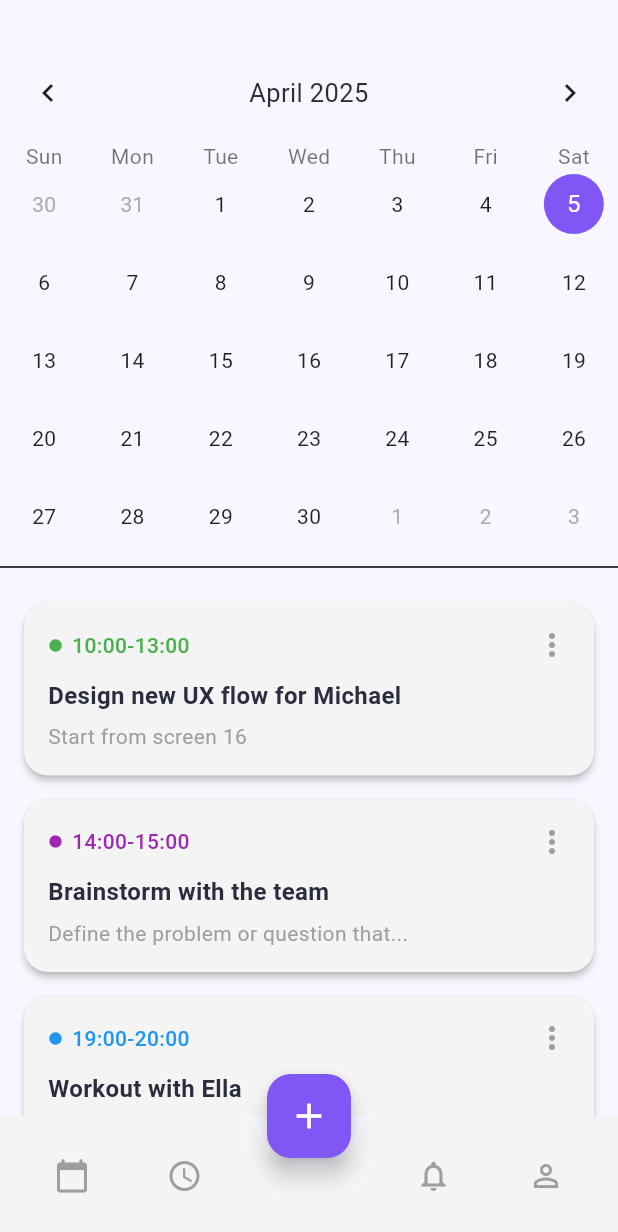
After one commit to AhmadSerhall/Calendo, a Flutter app: the HomeScreen screen opened directly, on a phone screen of 412 x 824 dp. The commit adds this screen. Shown: the top 1232 px of the screen. Run offline on Flutter 3.47's test engine with Material 3 defaults, Android fonts, the light colour scheme and no system bars; drawn by our look-alikes of table_calendar; our stand-ins replace flutter_riverpod, flutter_svg, sizer, sqflite_common_ffi, toastification; missing offline and left inert: flexify; accounts and stored records are empty.

Commit message:
created the home_screen page

```diff
--- a/lib/features/auth/presentation/pages/login_screen.dart
+++ b/lib/features/auth/presentation/pages/login_screen.dart
@@ -2,6 +2,7 @@ import 'package:flutter/material.dart';
 import 'package:flutter_svg/flutter_svg.dart';
 import 'signup_screen.dart';
 import '../components/TextField/custom_text_field.dart';
+import '../../../home/presentation/pages/home_screen.dart';
 
 class LoginScreen extends StatefulWidget {
   const LoginScreen({super.key});
@@ -110,9 +111,10 @@ class _LoginScreenState extends State<LoginScreen>
                             ),
                             onPressed: () {
                               if (_formKey.currentState!.validate()) {
-                                ScaffoldMessenger.of(context).showSnackBar(
-                                  const SnackBar(
-                                    content: Text("Logging in..."),
+                                Navigator.push(
+                                  context,
+                                  MaterialPageRoute(
+                                    builder: (_) => const HomeScreen(),
                                   ),
                                 );
                               }
--- /dev/null
+++ b/lib/features/home/presentation/pages/home_screen.dart
@@ -0,0 +1,150 @@
+import 'package:flutter/material.dart';
+import 'package:table_calendar/table_calendar.dart';
+
+class HomeScreen extends StatelessWidget {
+  const HomeScreen({super.key});
+
+  @override
+  Widget build(BuildContext context) {
+    return Scaffold(
+      backgroundColor: const Color(0xFFF7F7FF),
+      body: Column(
+        children: [
+          const SizedBox(height: 30),
+          _buildCalendarSection(),
+          const Divider(thickness: 1),
+          Expanded(child: _buildTaskList()),
+        ],
+      ),
+      floatingActionButton: FloatingActionButton(
+        backgroundColor: const Color(0xFF8057F4),
+        onPressed: () {},
+        child: const Icon(Icons.add, size: 28),
+      ),
+      floatingActionButtonLocation: FloatingActionButtonLocation.centerDocked,
+      bottomNavigationBar: BottomAppBar(
+        shape: const CircularNotchedRectangle(),
+        notchMargin: 8.0,
+        child: Padding(
+          padding: const EdgeInsets.symmetric(horizontal: 20.0),
+          child: Row(
+            mainAxisAlignment: MainAxisAlignment.spaceBetween,
+            children: const [
+              Icon(Icons.calendar_today, color: Colors.grey),
+              Icon(Icons.access_time, color: Colors.grey),
+              SizedBox(width: 40), // for notch
+              Icon(Icons.notifications_none, color: Colors.grey),
+              Icon(Icons.person_outline, color: Colors.grey),
+            ],
+          ),
+        ),
+      ),
+    );
+  }
+
+  Widget _buildCalendarSection() {
+    return TableCalendar(
+      focusedDay: DateTime.now(),
+      firstDay: DateTime.utc(2020, 1, 1),
+      lastDay: DateTime.utc(2030, 12, 31),
+      headerStyle: const HeaderStyle(
+        formatButtonVisible: false,
+        titleCentered: true,
+      ),
+      calendarStyle: CalendarStyle(
+        todayDecoration: BoxDecoration(
+          color: const Color(0xFF8057F4),
+          shape: BoxShape.circle,
+        ),
+        selectedDecoration: BoxDecoration(
+          color: const Color(0xFF8057F4),
+          shape: BoxShape.circle,
+        ),
+        defaultTextStyle: const TextStyle(color: Colors.black87),
+        weekendTextStyle: const TextStyle(color: Colors.black87),
+      ),
+      daysOfWeekStyle: const DaysOfWeekStyle(
+        weekdayStyle: TextStyle(color: Colors.black54),
+        weekendStyle: TextStyle(color: Colors.black54),
+      ),
+      selectedDayPredicate: (day) => isSameDay(day, DateTime.now()),
+    );
+  }
+
+  Widget _buildTaskList() {
+    return ListView(
+      padding: const EdgeInsets.all(16),
+      children: const [
+        TaskCard(
+          color: Colors.green,
+          time: "10:00-13:00",
+          title: "Design new UX flow for Michael",
+          description: "Start from screen 16",
+        ),
+        TaskCard(
+          color: Colors.purple,
+          time: "14:00-15:00",
+          title: "Brainstorm with the team",
+          description: "Define the problem or question that...",
+        ),
+        TaskCard(
+          color: Colors.blue,
+          time: "19:00-20:00",
+          title: "Workout with Ella",
+          description: "We will do the legs and back workout",
+        ),
+      ],
+    );
+  }
+}
+
+class TaskCard extends StatelessWidget {
+  final Color color;
+  final String time;
+  final String title;
+  final String description;
+
+  const TaskCard({
+    super.key,
+    required this.color,
+    required this.time,
+    required this.title,
+    required this.description,
+  });
+
+  @override
+  Widget build(BuildContext context) {
+    return Card(
+      margin: const EdgeInsets.only(bottom: 16),
+      shape: RoundedRectangleBorder(borderRadius: BorderRadius.circular(16)),
+      elevation: 2,
+      child: Padding(
+        padding: const EdgeInsets.all(16),
+        child: Column(
+          crossAxisAlignment: CrossAxisAlignment.start,
+          children: [
+            Row(
+              children: [
+                Icon(Icons.circle, size: 10, color: color),
+                const SizedBox(width: 6),
+                Text(
+                  time,
+                  style: TextStyle(color: color, fontWeight: FontWeight.w500),
+                ),
+                const Spacer(),
+                const Icon(Icons.more_vert, color: Colors.grey),
+              ],
+            ),
+            const SizedBox(height: 10),
+            Text(
+              title,
+              style: const TextStyle(fontWeight: FontWeight.bold, fontSize: 16),
+            ),
+            const SizedBox(height: 6),
+            Text(description, style: const TextStyle(color: Colors.grey)),
+          ],
+        ),
+      ),
+    );
+  }
+}
--- a/pubspec.yaml
+++ b/pubspec.yaml
@@ -10,7 +10,7 @@ dependencies:
   flutter:
     sdk: flutter
   intl: ^0.20.1
-
+  table_calendar: ^3.0.9
 
   # ✅ Firebase packages removed
   # firebase_core: ^2.25.4
```
Also changed, not shown: pubspec.lock.
